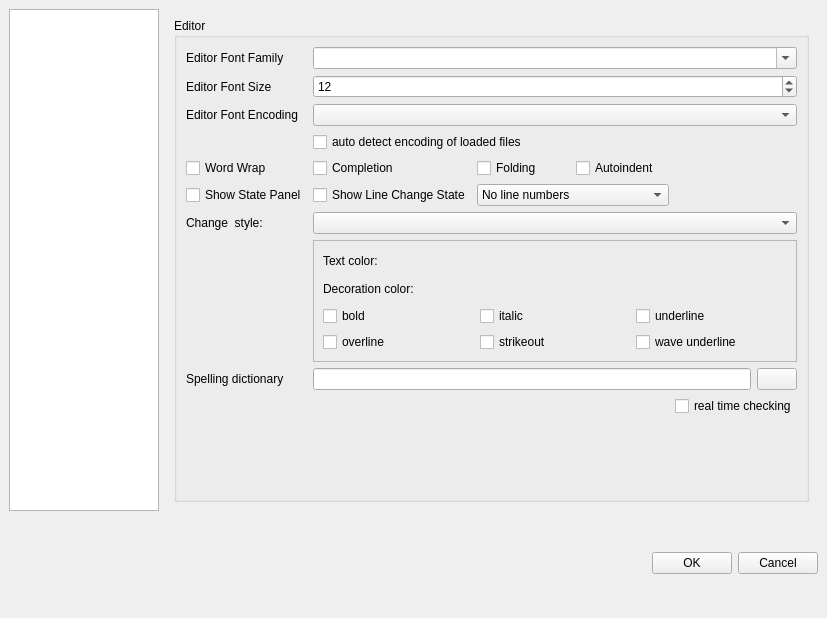
Old version of the form configdialog.ui in the repository svn2github/texstudio-trunk.
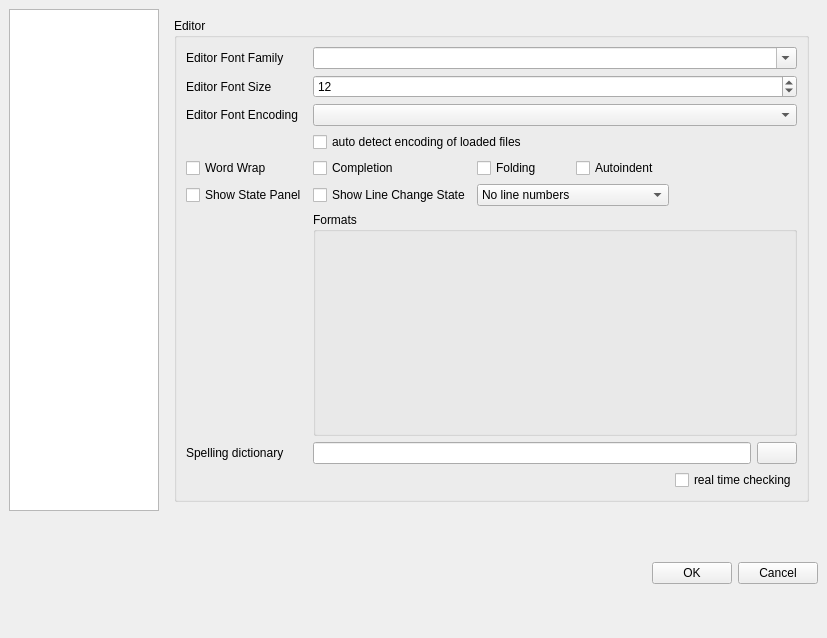
New version of the form. The open tabs and pages were chosen to show the change. Icons and pictures are not drawn.

Commit message: simplified menu code, added new format config widget

```diff
--- a/configdialog.ui
+++ b/configdialog.ui
@@ -6,7 +6,7 @@
     <x>0</x>
     <y>0</y>
     <width>827</width>
-    <height>618</height>
+    <height>638</height>
    </rect>
   </property>
   <property name="windowTitle" >
@@ -634,14 +634,14 @@
             </property>
            </widget>
           </item>
-          <item row="9" column="0" >
+          <item row="7" column="0" >
            <widget class="QLabel" name="labelASpellCommand" >
             <property name="text" >
              <string>Spelling dictionary</string>
             </property>
            </widget>
           </item>
-          <item row="9" column="1" colspan="4" >
+          <item row="7" column="1" colspan="4" >
            <layout class="QHBoxLayout" >
             <property name="spacing" >
              <number>6</number>
@@ -672,7 +672,7 @@
             </item>
            </layout>
           </item>
-          <item row="10" column="1" colspan="3" >
+          <item row="8" column="1" colspan="3" >
            <widget class="QLabel" name="labelGetDic" >
             <property name="text" >
              <string/>
@@ -682,19 +682,6 @@
             </property>
            </widget>
           </item>
-          <item row="12" column="0" >
-           <spacer>
-            <property name="orientation" >
-             <enum>Qt::Vertical</enum>
-            </property>
-            <property name="sizeHint" stdset="0" >
-             <size>
-              <width>111</width>
-              <height>41</height>
-             </size>
-            </property>
-           </spacer>
-          </item>
           <item row="3" column="1" colspan="2" >
            <widget class="QCheckBox" name="checkBoxAutoDetectOnLoad" >
             <property name="text" >
@@ -702,16 +689,6 @@
             </property>
            </widget>
           </item>
-          <item row="6" column="0" >
-           <widget class="QLabel" name="label_2" >
-            <property name="text" >
-             <string>Change  style:</string>
-            </property>
-           </widget>
-          </item>
-          <item row="6" column="1" colspan="4" >
-           <widget class="QComboBox" name="comboBoxStyles" />
-          </item>
           <item row="4" column="1" >
            <widget class="QCheckBox" name="checkBoxCompletion" >
             <property name="text" >
@@ -726,104 +703,13 @@
             </property>
            </widget>
           </item>
-          <item row="10" column="4" >
+          <item row="8" column="4" >
            <widget class="QCheckBox" name="checkBoxRealTimeCheck" >
             <property name="text" >
              <string>real time checking</string>
             </property>
            </widget>
           </item>
-          <item row="7" column="1" colspan="4" >
-           <widget class="QFrame" name="frame" >
-            <property name="frameShape" >
-             <enum>QFrame::StyledPanel</enum>
-            </property>
-            <property name="frameShadow" >
-             <enum>QFrame::Raised</enum>
-            </property>
-            <layout class="QGridLayout" name="gridLayout" >
-             <property name="horizontalSpacing" >
-              <number>6</number>
-             </property>
-             <item row="0" column="0" >
-              <widget class="QLabel" name="label_3" >
-               <property name="text" >
-                <string>Text color:</string>
-               </property>
-              </widget>
-             </item>
-             <item row="1" column="0" >
-              <widget class="QLabel" name="label_5" >
-               <property name="text" >
-                <string>Decoration color:</string>
-               </property>
-              </widget>
-             </item>
-             <item row="1" column="1" >
-              <widget class="QPushButton" name="pushButtonColorDecoration" >
-               <property name="text" >
-                <string/>
-               </property>
-               <property name="flat" >
-                <bool>true</bool>
-               </property>
-              </widget>
-             </item>
-             <item row="2" column="0" >
-              <widget class="QCheckBox" name="checkBoxBold" >
-               <property name="text" >
-                <string>bold</string>
-               </property>
-              </widget>
-             </item>
-             <item row="2" column="2" >
-              <widget class="QCheckBox" name="checkBoxUnderline" >
-               <property name="text" >
-                <string>underline</string>
-               </property>
-              </widget>
-             </item>
-             <item row="2" column="1" >
-              <widget class="QCheckBox" name="checkBoxItalic" >
-               <property name="text" >
-                <string>italic</string>
-               </property>
-              </widget>
-             </item>
-             <item row="3" column="0" >
-              <widget class="QCheckBox" name="checkBoxOverline" >
-               <property name="text" >
-                <string>overline</string>
-               </property>
-              </widget>
-             </item>
-             <item row="3" column="1" >
-              <widget class="QCheckBox" name="checkBoxStrikeout" >
-               <property name="text" >
-                <string>strikeout</string>
-               </property>
-              </widget>
-             </item>
-             <item row="3" column="2" >
-              <widget class="QCheckBox" name="checkBoxWaveUnderline" >
-               <property name="text" >
-                <string>wave underline</string>
-               </property>
-              </widget>
-             </item>
-             <item row="0" column="1" >
-              <widget class="QPushButton" name="pushButtonColorText" >
-               <property name="text" >
-                <string/>
-               </property>
-               <property name="flat" >
-                <bool>true</bool>
-               </property>
-              </widget>
-             </item>
-            </layout>
-           </widget>
-          </item>
           <item row="5" column="0" >
            <widget class="QCheckBox" name="checkBoxState" >
             <property name="text" >
@@ -864,6 +750,31 @@
             </property>
            </widget>
           </item>
+          <item row="6" column="1" colspan="4" >
+           <widget class="QGroupBox" name="formatConfigBox" >
+            <property name="sizePolicy" >
+             <sizepolicy vsizetype="MinimumExpanding" hsizetype="Preferred" >
+              <horstretch>0</horstretch>
+              <verstretch>0</verstretch>
+             </sizepolicy>
+            </property>
+            <property name="minimumSize" >
+             <size>
+              <width>0</width>
+              <height>0</height>
+             </size>
+            </property>
+            <property name="baseSize" >
+             <size>
+              <width>0</width>
+              <height>0</height>
+             </size>
+            </property>
+            <property name="title" >
+             <string>Formats</string>
+            </property>
+           </widget>
+          </item>
          </layout>
         </widget>
        </item>
```
Left out of the diff: 2 changed lines with no effect on the pictures. The commit also changes 7 other files.
